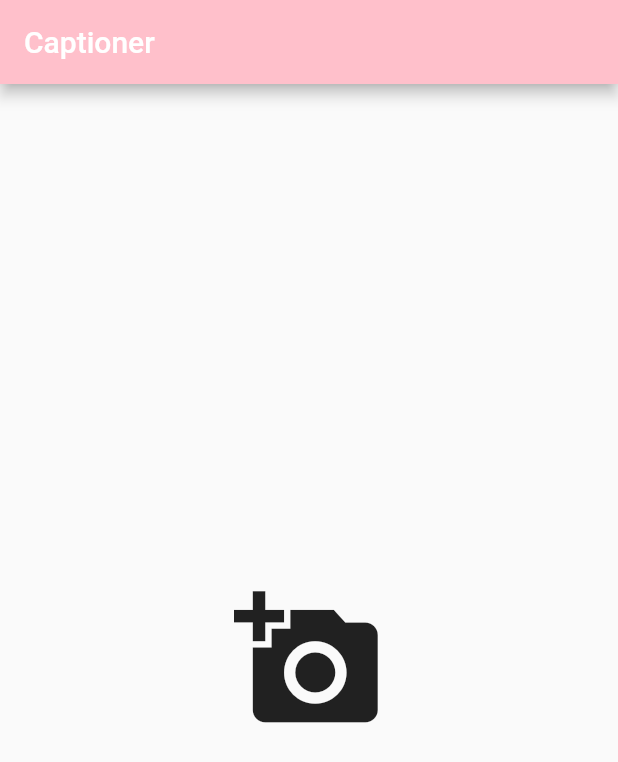
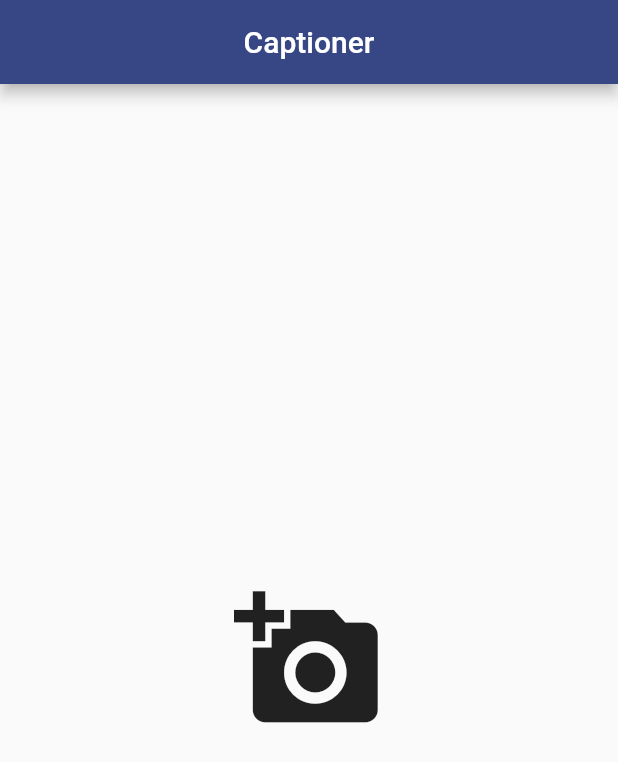
Before and after one commit to wholenote/four_eyes_tamu, a Flutter app: the screen it shows after launch, on a phone screen of 412 x 824 dp. Shown: the top 762 px of the screen. Run offline on Flutter 3.47's test engine with Material 2 defaults, Android fonts, the phone set to English and light mode, and no system bars; our stand-ins replace image_picker.

Commit message:
title centered and color change

```diff
--- a/lib/main.dart
+++ b/lib/main.dart
@@ -28,8 +28,9 @@ class _MyAppState extends State<MyApp> {
     return MaterialApp(
       home: Scaffold(
         appBar: AppBar(
+          centerTitle: true,
           title: Text('Captioner'),
-          backgroundColor: Color.fromRGBO(255, 192, 203, 1),
+          backgroundColor: Color.fromRGBO(55,71,133, 1)
         ),
         body: Column(
           mainAxisAlignment: MainAxisAlignment.center,
```
